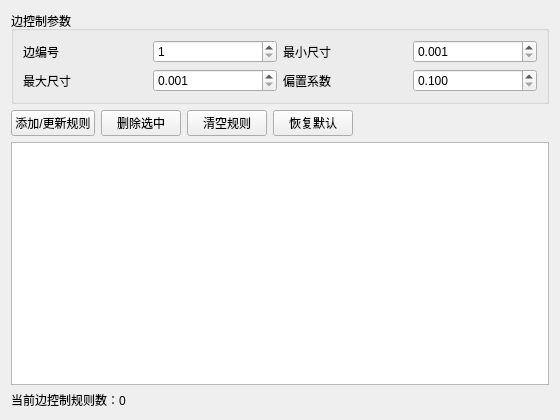
Qt form plugins/Base_Mesh/MeshEdgeControlWidget.ui (asd977/base_cae) before a commit.
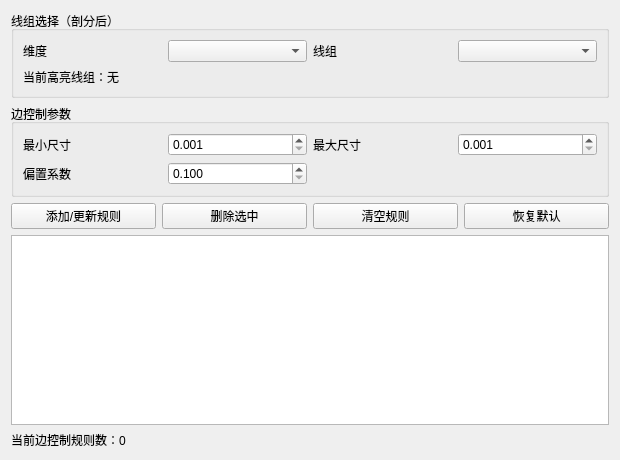
The same form after that commit.

Commit message: 完善网格边面体控制交互与高亮选择

Diff of the .ui file:
```diff
--- a/plugins/Base_Mesh/MeshEdgeControlWidget.ui
+++ b/plugins/Base_Mesh/MeshEdgeControlWidget.ui
@@ -2,52 +2,39 @@
 <ui version="4.0">
  <class>MeshEdgeControlWidget</class>
  <widget class="QWidget" name="MeshEdgeControlWidget">
-  <property name="geometry">
-   <rect>
-    <x>0</x>
-    <y>0</y>
-    <width>560</width>
-    <height>420</height>
-   </rect>
-  </property>
-  <property name="windowTitle">
-   <string>边控制</string>
-  </property>
+  <property name="geometry"><rect><x>0</x><y>0</y><width>620</width><height>460</height></rect></property>
+  <property name="windowTitle"><string>边控制</string></property>
   <layout class="QVBoxLayout" name="verticalLayout">
+   <item>
+    <widget class="QGroupBox" name="groupPick">
+     <property name="title"><string>线组选择（剖分后）</string></property>
+     <layout class="QGridLayout" name="gridPick">
+      <item row="0" column="0"><widget class="QLabel" name="labelDim"><property name="text"><string>维度</string></property></widget></item>
+      <item row="0" column="1"><widget class="QComboBox" name="comboBoxDim"/></item>
+      <item row="0" column="2"><widget class="QLabel" name="labelGroup"><property name="text"><string>线组</string></property></widget></item>
+      <item row="0" column="3"><widget class="QComboBox" name="comboBoxGroup"/></item>
+      <item row="1" column="0" colspan="4"><widget class="QLabel" name="labelPickStatus"><property name="text"><string>当前高亮线组：无</string></property></widget></item>
+     </layout>
+    </widget>
+   </item>
    <item>
     <widget class="QGroupBox" name="groupInputs">
      <property name="title">
       <string>边控制参数</string>
      </property>
      <layout class="QGridLayout" name="gridLayout">
-      <item row="0" column="0"><widget class="QLabel" name="labelEdgeId"><property name="text"><string>边编号</string></property></widget></item>
-      <item row="0" column="1"><widget class="QSpinBox" name="spEdgeId"><property name="minimum"><number>1</number></property><property name="maximum"><number>999999</number></property></widget></item>
-      <item row="0" column="2"><widget class="QLabel" name="labelMin"><property name="text"><string>最小尺寸</string></property></widget></item>
-      <item row="0" column="3"><widget class="QDoubleSpinBox" name="dsMinSize"><property name="decimals"><number>3</number></property><property name="minimum"><double>0.001000000000000</double></property><property name="maximum"><double>9999.000000000000000</double></property></widget></item>
-      <item row="1" column="0"><widget class="QLabel" name="labelMax"><property name="text"><string>最大尺寸</string></property></widget></item>
-      <item row="1" column="1"><widget class="QDoubleSpinBox" name="dsMaxSize"><property name="decimals"><number>3</number></property><property name="minimum"><double>0.001000000000000</double></property><property name="maximum"><double>9999.000000000000000</double></property></widget></item>
-      <item row="1" column="2"><widget class="QLabel" name="labelBias"><property name="text"><string>偏置系数</string></property></widget></item>
-      <item row="1" column="3"><widget class="QDoubleSpinBox" name="dsBias"><property name="decimals"><number>3</number></property><property name="minimum"><double>0.100000000000000</double></property><property name="maximum"><double>10.000000000000000</double></property><property name="singleStep"><double>0.100000000000000</double></property></widget></item>
+      <item row="0" column="0"><widget class="QLabel" name="labelMin"><property name="text"><string>最小尺寸</string></property></widget></item>
+      <item row="0" column="1"><widget class="QDoubleSpinBox" name="dsMinSize"><property name="decimals"><number>3</number></property><property name="minimum"><double>0.001000000000000</double></property><property name="maximum"><double>9999.000000000000000</double></property></widget></item>
+      <item row="0" column="2"><widget class="QLabel" name="labelMax"><property name="text"><string>最大尺寸</string></property></widget></item>
+      <item row="0" column="3"><widget class="QDoubleSpinBox" name="dsMaxSize"><property name="decimals"><number>3</number></property><property name="minimum"><double>0.001000000000000</double></property><property name="maximum"><double>9999.000000000000000</double></property></widget></item>
+      <item row="1" column="0"><widget class="QLabel" name="labelBias"><property name="text"><string>偏置系数</string></property></widget></item>
+      <item row="1" column="1"><widget class="QDoubleSpinBox" name="dsBias"><property name="decimals"><number>3</number></property><property name="minimum"><double>0.100000000000000</double></property><property name="maximum"><double>10.000000000000000</double></property></widget></item>
      </layout>
     </widget>
    </item>
-   <item>
-    <layout class="QHBoxLayout" name="horizontalLayoutBtns">
-     <item><widget class="QPushButton" name="btnAddOrUpdate"><property name="text"><string>添加/更新规则</string></property></widget></item>
-     <item><widget class="QPushButton" name="btnRemoveSelected"><property name="text"><string>删除选中</string></property></widget></item>
-     <item><widget class="QPushButton" name="btnClearRules"><property name="text"><string>清空规则</string></property></widget></item>
-     <item><widget class="QPushButton" name="btnResetDefaults"><property name="text"><string>恢复默认</string></property></widget></item>
-     <item><spacer name="horizontalSpacer"><property name="orientation"><enum>Qt::Horizontal</enum></property><property name="sizeHint" stdset="0"><size><width>40</width><height>20</height></size></property></spacer></item>
-    </layout>
-   </item>
-   <item>
-    <widget class="QTableWidget" name="tableRules"/>
-   </item>
-   <item>
-    <widget class="QLabel" name="labelSummary">
-     <property name="text"><string>当前边控制规则数：0</string></property>
-    </widget>
-   </item>
+   <item><layout class="QHBoxLayout" name="horizontalLayoutBtns"><item><widget class="QPushButton" name="btnAddOrUpdate"><property name="text"><string>添加/更新规则</string></property></widget></item><item><widget class="QPushButton" name="btnRemoveSelected"><property name="text"><string>删除选中</string></property></widget></item><item><widget class="QPushButton" name="btnClearRules"><property name="text"><string>清空规则</string></property></widget></item><item><widget class="QPushButton" name="btnResetDefaults"><property name="text"><string>恢复默认</string></property></widget></item></layout></item>
+   <item><widget class="QTableWidget" name="tableRules"/></item>
+   <item><widget class="QLabel" name="labelSummary"><property name="text"><string>当前边控制规则数：0</string></property></widget></item>
   </layout>
  </widget>
  <resources/>
```
Left out of the diff: 4 changed lines with no effect on the pictures. The commit also changes 8 other files.
